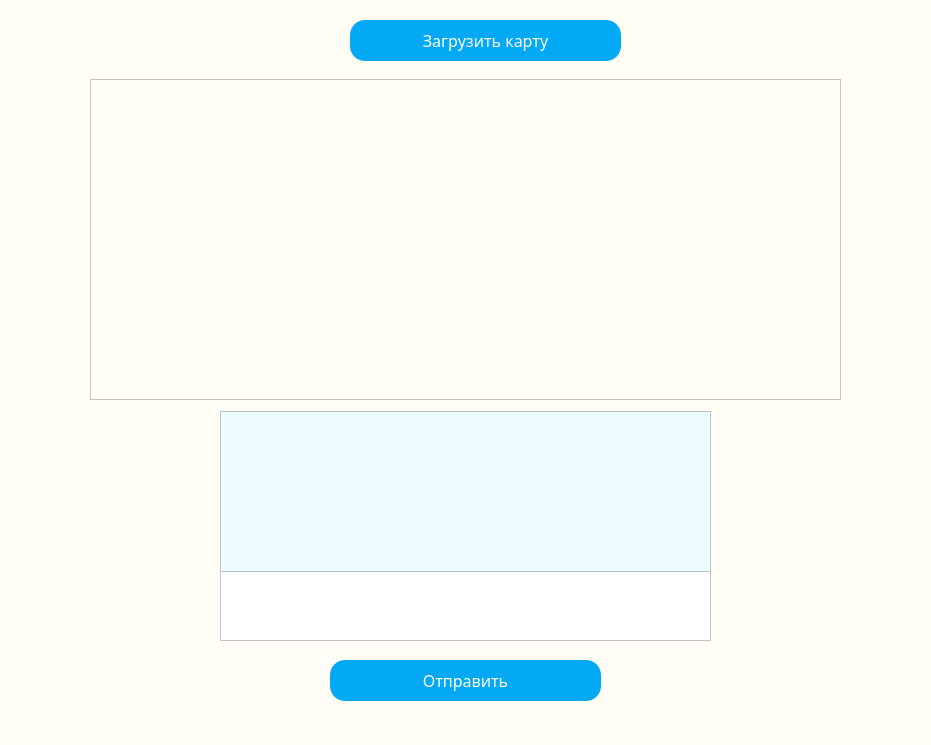
Old version of the form Roles/player/design_player.ui in the repository Blinded-by-luck/mil_faculty_app.
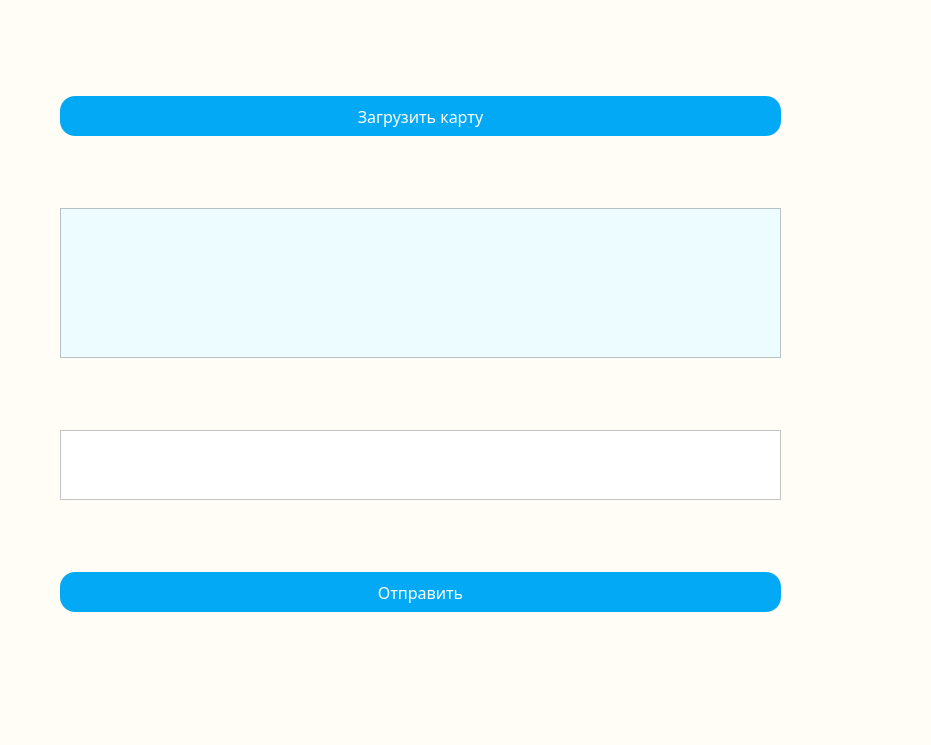
New version of the form.

Diff of the .ui file:
```diff
--- a/Roles/player/design_player.ui
+++ b/Roles/player/design_player.ui
@@ -23,32 +23,44 @@
    <string notr="true">background: #fffdf5;</string>
   </property>
   <widget class="QWidget" name="centralwidget">
-   <widget class="QPlainTextEdit" name="plainTextEdit">
+   <widget class="QWidget" name="verticalLayoutWidget">
     <property name="geometry">
      <rect>
-      <x>220</x>
-      <y>570</y>
-      <width>491</width>
-      <height>71</height>
+      <x>40</x>
+      <y>10</y>
+      <width>761</width>
+      <height>691</height>
      </rect>
     </property>
-    <property name="styleSheet">
-     <string notr="true">background: white;
-font-size: 12pt;
-font-family: Century Gothic, sans-serif;</string>
-    </property>
-   </widget>
-   <widget class="QPushButton" name="send_msg_btn">
-    <property name="geometry">
-     <rect>
-      <x>330</x>
-      <y>660</y>
-      <width>271</width>
-      <height>41</height>
-     </rect>
-    </property>
-    <property name="styleSheet">
-     <string notr="true">QPushButton
+    <layout class="QVBoxLayout" name="main_layout">
+     <property name="leftMargin">
+      <number>20</number>
+     </property>
+     <property name="topMargin">
+      <number>20</number>
+     </property>
+     <property name="rightMargin">
+      <number>20</number>
+     </property>
+     <property name="bottomMargin">
+      <number>20</number>
+     </property>
+     <item>
+      <widget class="QPushButton" name="download_btn">
+       <property name="minimumSize">
+        <size>
+         <width>200</width>
+         <height>40</height>
+        </size>
+       </property>
+       <property name="maximumSize">
+        <size>
+         <width>1231251</width>
+         <height>40</height>
+        </size>
+       </property>
+       <property name="styleSheet">
+        <string notr="true">QPushButton
 {
 	background: #03a9f4;
 	color: #fff;
@@ -66,53 +78,73 @@
 {
     background-color:#03a9f4;
 }</string>
-    </property>
-    <property name="text">
-     <string>Отправить</string>
-    </property>
-   </widget>
-   <widget class="QFrame" name="frame">
-    <property name="geometry">
-     <rect>
-      <x>90</x>
-      <y>79</y>
-      <width>751</width>
-      <height>321</height>
-     </rect>
-    </property>
-    <property name="frameShape">
-     <enum>QFrame::StyledPanel</enum>
-    </property>
-    <property name="frameShadow">
-     <enum>QFrame::Raised</enum>
-    </property>
-   </widget>
-   <widget class="QTextBrowser" name="textBrowser">
-    <property name="geometry">
-     <rect>
-      <x>220</x>
-      <y>411</y>
-      <width>491</width>
-      <height>161</height>
-     </rect>
-    </property>
-    <property name="styleSheet">
-     <string notr="true">background: #edfcff;
+       </property>
+       <property name="text">
+        <string>Загрузить карту</string>
+       </property>
+      </widget>
+     </item>
+     <item>
+      <layout class="QHBoxLayout" name="horizontal_med_layout"/>
+     </item>
+     <item>
+      <widget class="QTextBrowser" name="textBrowser">
+       <property name="minimumSize">
+        <size>
+         <width>500</width>
+         <height>150</height>
+        </size>
+       </property>
+       <property name="maximumSize">
+        <size>
+         <width>16777215</width>
+         <height>150</height>
+        </size>
+       </property>
+       <property name="styleSheet">
+        <string notr="true">background: #edfcff;
 font-size: 12pt;
 font-family: Century Gothic, sans-serif;</string>
-    </property>
-   </widget>
-   <widget class="QPushButton" name="download_btn">
-    <property name="geometry">
-     <rect>
-      <x>350</x>
-      <y>20</y>
-      <width>271</width>
-      <height>41</height>
-     </rect>
-    </property>
-    <property name="styleSheet">
-     <string notr="true">QPushButton
+       </property>
+      </widget>
+     </item>
+     <item>
+      <widget class="QPlainTextEdit" name="plainTextEdit">
+       <property name="minimumSize">
+        <size>
+         <width>500</width>
+         <height>70</height>
+        </size>
+       </property>
+       <property name="maximumSize">
+        <size>
+         <width>16777215</width>
+         <height>70</height>
+        </size>
+       </property>
+       <property name="styleSheet">
+        <string notr="true">background: white;
+font-size: 12pt;
+font-family: Century Gothic, sans-serif;</string>
+       </property>
+      </widget>
+     </item>
+     <item>
+      <widget class="QPushButton" name="send_msg_btn">
+       <property name="minimumSize">
+        <size>
+         <width>200</width>
+         <height>40</height>
+        </size>
+       </property>
+       <property name="maximumSize">
+        <size>
+         <width>16777215</width>
+         <height>40</height>
+        </size>
+       </property>
+       <property name="styleSheet">
+        <string notr="true">QPushButton
 {
 	background: #03a9f4;
 	color: #fff;
@@ -130,10 +162,13 @@
 {
     background-color:#03a9f4;
 }</string>
-    </property>
-    <property name="text">
-     <string>Загрузить карту</string>
-    </property>
+       </property>
+       <property name="text">
+        <string>Отправить</string>
+       </property>
+      </widget>
+     </item>
+    </layout>
    </widget>
   </widget>
   <widget class="QStatusBar" name="statusbar"/>
```
